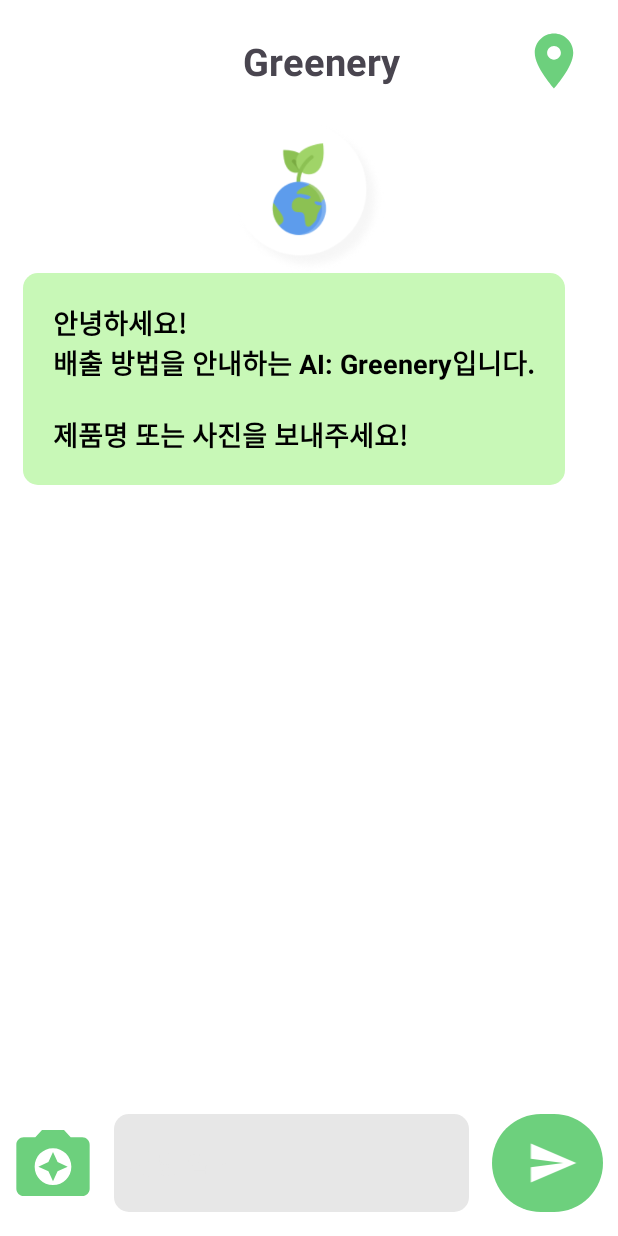
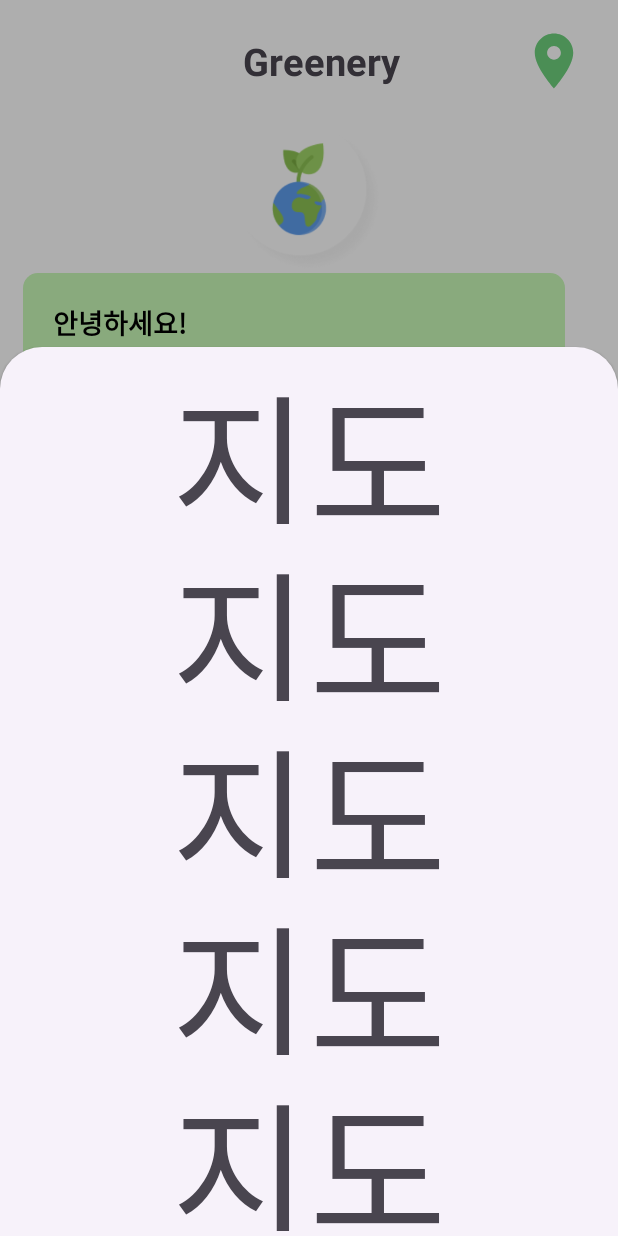
Before and after one commit to bkk21/Greenery, an Android app: the screen it shows after launch (MainActivity), after a tap on "지도보기 위한 마커 일러스트", on a phone screen of 412 x 824 dp. Run offline under Robolectric (Android 15) with nearby library versions, the phone set to English and light mode, and no system bars; pictures from the network do not load.

Commit message:
20240501 - 지도 다이얼로그 작업 중

```diff
--- /dev/null
+++ b/app/src/main/java/com/ert/greenery/BottomSheetFragment.kt
@@ -0,0 +1,27 @@
+package com.ert.greenery
+import android.content.ActivityNotFoundException
+import android.content.Intent
+import android.net.Uri
+import android.os.Bundle
+import android.util.Log
+import android.view.LayoutInflater
+import android.view.View
+import android.view.ViewGroup
+import android.widget.TextView
+import android.widget.Toast
+import com.google.android.material.bottomsheet.BottomSheetDialogFragment
+
+class BottomSheetFragment : BottomSheetDialogFragment() {
+
+    override fun onCreateView(
+        inflater: LayoutInflater, container: ViewGroup?,
+        savedInstanceState: Bundle?
+    ): View? {
+        return inflater.inflate(R.layout.fragment_bottom_sheet, container, false)
+    }
+
+    override fun onViewCreated(view: View, savedInstanceState: Bundle?) {
+        super.onViewCreated(view, savedInstanceState)
+
+    }
+}
--- a/app/src/main/java/com/ert/greenery/MainActivity.kt
+++ b/app/src/main/java/com/ert/greenery/MainActivity.kt
@@ -102,8 +102,8 @@ class MainActivity : AppCompatActivity() {
         val toolbar_image = view.findViewById<ImageView>(R.id.toolbar_image)
 
         toolbar_image.setOnClickListener {
-            //
-
+            val bottomSheet = BottomSheetFragment()
+            bottomSheet.show(supportFragmentManager, bottomSheet.tag)
         }
 
         //val search_btn = findViewById<LinearLayout>(R.id.search)
--- /dev/null
+++ b/app/src/main/res/drawable/bottom_radius.xml
@@ -0,0 +1,6 @@
+<?xml version="1.0" encoding="utf-8"?>
+<shape xmlns:android="http://schemas.android.com/apk/res/android">
+    <corners android:topLeftRadius="10dp"
+        android:topRightRadius="10dp"/>
+    <solid android:color="@color/white"/>
+</shape>
--- /dev/null
+++ b/app/src/main/res/layout/fragment_bottom_sheet.xml
@@ -0,0 +1,70 @@
+<?xml version="1.0" encoding="utf-8"?>
+<FrameLayout xmlns:android="http://schemas.android.com/apk/res/android"
+    xmlns:tools="http://schemas.android.com/tools"
+    android:layout_width="match_parent"
+    android:layout_height="match_parent"
+    tools:context=".BottomSheetFragment">
+    <LinearLayout
+        android:layout_width="match_parent"
+        android:layout_height="match_parent"
+        android:orientation="vertical">
+
+        <TextView
+            android:layout_width="match_parent"
+            android:layout_height="0dp"
+            android:layout_weight="1"
+            android:text="지도"
+            android:textSize="100dp"
+            android:gravity="center" />
+
+        <TextView
+            android:layout_width="match_parent"
+            android:layout_height="0dp"
+            android:layout_weight="1"
+            android:text="지도"
+            android:textSize="100dp"
+            android:gravity="center" />
+
+        <TextView
+            android:layout_width="match_parent"
+            android:layout_height="0dp"
+            android:layout_weight="1"
+            android:text="지도"
+            android:textSize="100dp"
+            android:gravity="center" />
+
+        <TextView
+            android:layout_width="match_parent"
+            android:layout_height="0dp"
+            android:layout_weight="1"
+            android:text="지도"
+            android:textSize="100dp"
+            android:gravity="center" />
+
+        <TextView
+            android:layout_width="match_parent"
+            android:layout_height="0dp"
+            android:layout_weight="1"
+            android:text="지도"
+            android:textSize="100dp"
+            android:gravity="center" />
+
+        <TextView
+            android:layout_width="match_parent"
+            android:layout_height="0dp"
+            android:layout_weight="1"
+            android:text="지도"
+            android:textSize="100dp"
+            android:gravity="center" />
+
+        <TextView
+            android:layout_width="match_parent"
+            android:layout_height="0dp"
+            android:layout_weight="1"
+            android:text="지도"
+            android:textSize="100dp"
+            android:gravity="center" />
+
+    </LinearLayout>
+
+</FrameLayout>
--- a/app/src/main/res/values/strings.xml
+++ b/app/src/main/res/values/strings.xml
@@ -1,3 +1,5 @@
 <resources>
     <string name="app_name">Greenery</string>
+    <!-- TODO: Remove or change this placeholder text -->
+    <string name="hello_blank_fragment">Hello blank fragment</string>
 </resources>
--- a/app/src/main/res/values/themes.xml
+++ b/app/src/main/res/values/themes.xml
@@ -12,4 +12,19 @@
 
     <style name="Theme.Greenery" parent="Base.Theme.Greenery" />
 
+    <!-- Base application theme. -->
+    <style name="Theme.BottomSheetDialogEaxm" parent="Theme.MaterialComponents.DayNight.DarkActionBar">
+        …
+        <item name="bottomSheetDialogTheme">@style/AppBottomSheetDialogTheme</item>
+    </style>
+
+    …
+
+    <style name="AppBottomSheetDialogTheme" parent="Theme.Design.Light.BottomSheetDialog">
+        <item name="bottomSheetStyle">@style/AppModalStyle</item>
+    </style>
+
+    <style name="AppModalStyle" parent="Widget.Design.BottomSheet.Modal">
+        <item name="android:background">@drawable/bottom_radius</item>
+    </style>
 </resources>
```
